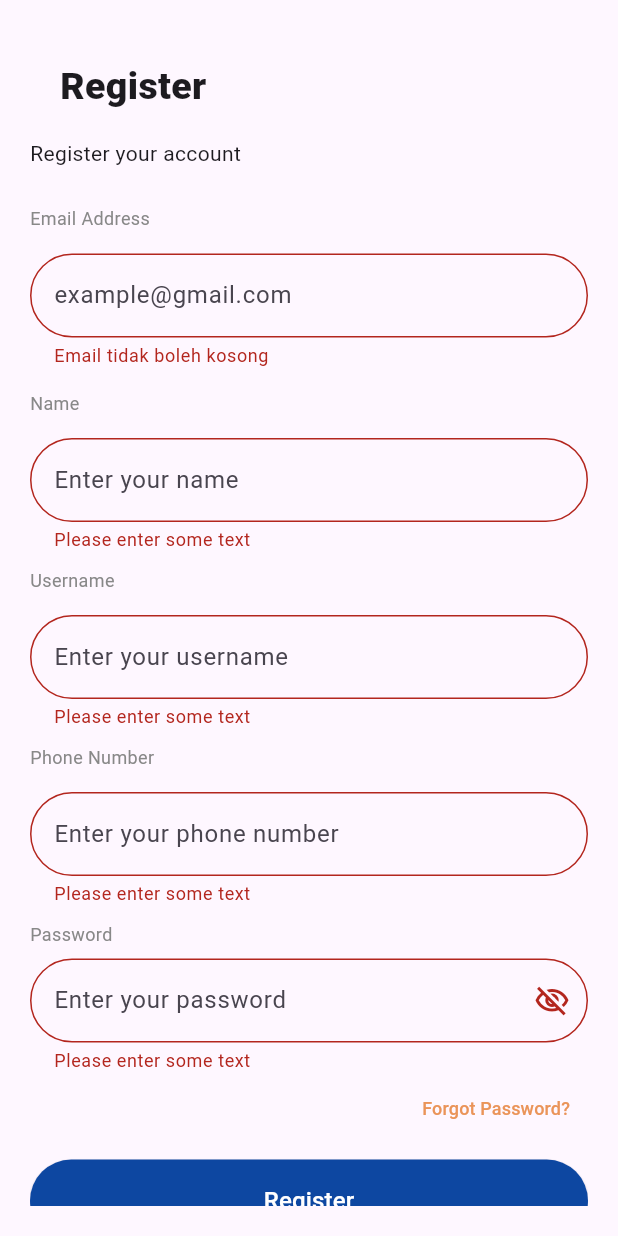
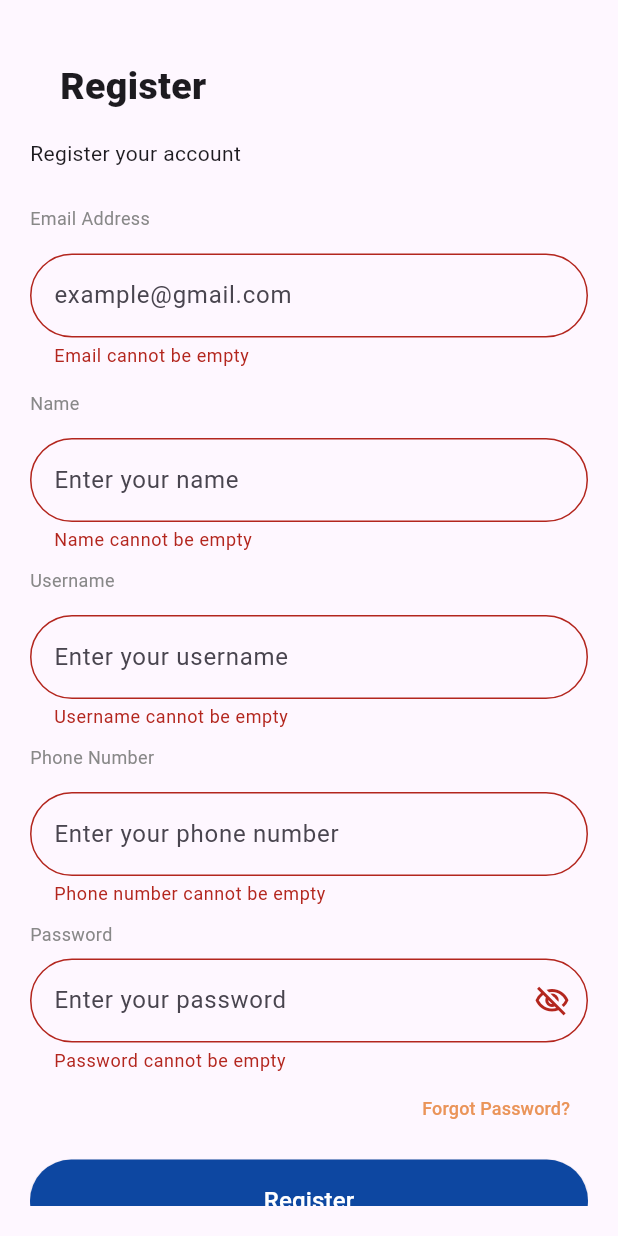
Before and after one commit to masithagaluh27/shopping_list, a Flutter app: the RegisterScreen screen opened by its route, after a tap on "Register", on a phone screen of 412 x 824 dp. Run offline on Flutter 3.47's test engine with Material 3 defaults, Android fonts, the phone set to English and light mode, and no system bars; our stand-ins replace shared_preferences, sqflite, syncfusion_flutter_charts; accounts and stored records are empty.

Commit message:
Tugas 13 flutter

```diff
--- a/lib/database/db_helper.dart
+++ b/lib/database/db_helper.dart
@@ -41,9 +41,6 @@ class DBHELPER13 {
       },
     );
   }
-  //foreign u/ menghubungkan data antar tabel
-  //on delete u/ hapus semua item yg terkait user
-  //on update berfungsi jika id user diubah , mka akn otomatis berubah
 
   static Future<int> registerUser({UserModel? data}) async {
     final db = await initDB();
--- a/lib/helper/preference.dart
+++ b/lib/helper/preference.dart
@@ -29,3 +29,5 @@ class PreferenceHandler {
     await prefs.remove(_userIdKey);
   }
 }
+
+//.
--- a/lib/helper/routes.dart
+++ b/lib/helper/routes.dart
@@ -6,3 +6,5 @@ class AppRoutes {
   static const String statistik = '/statistik';
   static const String profile = '/profile';
 }
+
+//.
--- a/lib/main.dart
+++ b/lib/main.dart
@@ -48,3 +48,5 @@ class MyApp extends StatelessWidget {
     );
   }
 }
+
+//ini comment
--- a/lib/models/shopping_item_model.dart
+++ b/lib/models/shopping_item_model.dart
@@ -41,3 +41,5 @@ class ShoppingItemModel {
     };
   }
 }
+
+//.
--- a/lib/models/users_model.dart
+++ b/lib/models/users_model.dart
@@ -44,3 +44,5 @@ class UserModel {
   factory UserModel.fromJson(String source) =>
       UserModel.fromMap(json.decode(source));
 }
+
+//.
--- a/lib/screens/add_item_screen.dart
+++ b/lib/screens/add_item_screen.dart
@@ -1,5 +1,7 @@
 import 'package:flutter/material.dart';
 import 'package:shopping_list/database/db_helper.dart';
+
+//add item
 
 class AddItemScreen extends StatefulWidget {
   final int userId;
--- a/lib/screens/edit_item_screen.dart
+++ b/lib/screens/edit_item_screen.dart
@@ -40,6 +40,7 @@ class _EditItemScreenState extends State<EditItemScreen> {
       int quantity = int.parse(quantityController.text);
       int isDone = widget.item['isDone'] ?? 0;
 
+      //edit item
       //u/ update ke database
       await DBHELPER13.updateItem(id, name, deskripsi, toko, quantity, isDone);
 
--- a/lib/screens/edit_profile_screen.dart
+++ b/lib/screens/edit_profile_screen.dart
@@ -2,6 +2,7 @@ import 'package:flutter/material.dart';
 import 'package:shopping_list/database/db_helper.dart';
 import 'package:shopping_list/models/users_model.dart';
 
+//edit profile
 class EditProfileScreen extends StatefulWidget {
   final int userId;
   const EditProfileScreen({super.key, required this.userId});
--- a/lib/screens/login_screen.dart
+++ b/lib/screens/login_screen.dart
@@ -60,10 +60,10 @@ class _LoginScreenState extends State<LoginScreen> {
                       controller: emailController,
                       validator: (value) {
                         if (value == null || value.isEmpty) {
-                          return 'Email wajib diisi';
+                          return 'Email cannot be empty';
                         } else if (!value.contains('@') ||
                             !value.contains('.')) {
-                          return 'Format email tidak valid';
+                          return 'Invalid email format';
                         }
                         return null;
                       },
@@ -90,7 +90,7 @@ class _LoginScreenState extends State<LoginScreen> {
                       obscureText: !isPasswordVisible,
                       validator: (value) {
                         if (value == null || value.isEmpty) {
-                          return 'Password wajib diisi';
+                          return 'Password cannot be empty';
                         }
                         return null;
                       },
@@ -162,7 +162,7 @@ class _LoginScreenState extends State<LoginScreen> {
                         } else {
                           ScaffoldMessenger.of(context).showSnackBar(
                             const SnackBar(
-                              content: Text("Email atau password salah"),
+                              content: Text("Incorrect email or password"),
                               backgroundColor: Colors.red,
                               duration: Duration(seconds: 2),
                             ),
@@ -293,7 +293,6 @@ class _LoginScreenState extends State<LoginScreen> {
                 alignment: Alignment.centerLeft,
                 child: GestureDetector(
                   onTap: () {
-                    // FIX: Menggunakan AppRoutes.register
                     Navigator.pushNamed(context, AppRoutes.register);
                   },
                   child: RichText(
--- a/lib/screens/register_screen.dart
+++ b/lib/screens/register_screen.dart
@@ -74,10 +74,10 @@ class _RegisterScreenState extends State<RegisterScreen> {
                     controller: emailController,
                     validator: (value) {
                       if (value == null || value.isEmpty) {
-                        return 'Email tidak boleh kosong';
+                        return 'Email cannot be empty';
                       } else if (!value.contains('@') ||
                           !value.endsWith('.com')) {
-                        return 'Format email tidak valid';
+                        return 'Invalid email format';
                       }
                       return null;
                     },
@@ -97,11 +97,12 @@ class _RegisterScreenState extends State<RegisterScreen> {
                   const SizedBox(height: 15),
                   TextFormField(
                     controller: nameController,
-                    validator:
-                        (value) =>
-                            value == null || value.isEmpty
-                                ? 'Please enter some text'
-                                : null,
+                    validator: (value) {
+                      if (value == null || value.isEmpty) {
+                        return 'Name cannot be empty';
+                      }
+                      return null;
+                    },
                     decoration: InputDecoration(
                       hintText: 'Enter your name',
                       border: OutlineInputBorder(
@@ -118,11 +119,12 @@ class _RegisterScreenState extends State<RegisterScreen> {
                   const SizedBox(height: 15),
                   TextFormField(
                     controller: usernameController,
-                    validator:
-                        (value) =>
-                            value == null || value.isEmpty
-                                ? 'Please enter some text'
-                                : null,
+                    validator: (value) {
+                      if (value == null || value.isEmpty) {
+                        return 'Username cannot be empty';
+                      }
+                      return null;
+                    },
                     decoration: InputDecoration(
                       hintText: 'Enter your username',
                       border: OutlineInputBorder(
@@ -139,11 +141,12 @@ class _RegisterScreenState extends State<RegisterScreen> {
                   const SizedBox(height: 15),
                   TextFormField(
                     controller: phoneController,
-                    validator:
-                        (value) =>
-                            value == null || value.isEmpty
-                                ? 'Please enter some text'
-                                : null,
+                    validator: (value) {
+                      if (value == null || value.isEmpty) {
+                        return 'Phone number cannot be empty';
+                      }
+                      return null;
+                    },
                     decoration: InputDecoration(
                       hintText: 'Enter your phone number',
                       border: OutlineInputBorder(
@@ -161,11 +164,12 @@ class _RegisterScreenState extends State<RegisterScreen> {
                   TextFormField(
                     controller: passwordController,
                     obscureText: !isPasswordVisible,
-                    validator:
-                        (value) =>
-                            value == null || value.isEmpty
-                                ? 'Please enter some text'
-                                : null,
+                    validator: (value) {
+                      if (value == null || value.isEmpty) {
+                        return 'Password cannot be empty';
+                      }
+                      return null;
+                    },
                     decoration: InputDecoration(
                       hintText: 'Enter your password',
                       border: OutlineInputBorder(
--- a/lib/screens/statistik_screen.dart
+++ b/lib/screens/statistik_screen.dart
@@ -2,6 +2,7 @@ import 'package:flutter/material.dart';
 import 'package:shopping_list/database/db_helper.dart';
 import 'package:syncfusion_flutter_charts/charts.dart';
 
+//statistik
 class StatistikScreen extends StatefulWidget {
   final int userId;
   const StatistikScreen({super.key, required this.userId});
--- a/lib/utils/splash_screen.dart
+++ b/lib/utils/splash_screen.dart
@@ -92,3 +92,5 @@ class _SplashScreenState extends State<SplashScreen> {
     );
   }
 }
+
+//splash screen
```
Also changed, not shown: lib/screens/profile_screen.dart (+57 -16 lines), lib/screens/shopping_list_screen.dart (+11 -8 lines).
